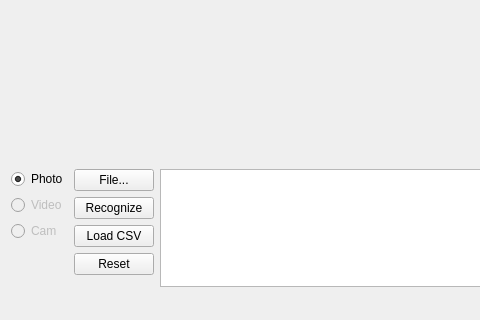
Old version of the form mainwindow.ui in the repository StLuke/Face-recognition-and-identification; both pictures show x 0 to 480 and y 117 to 437 of the 638 by 437 pixel window.
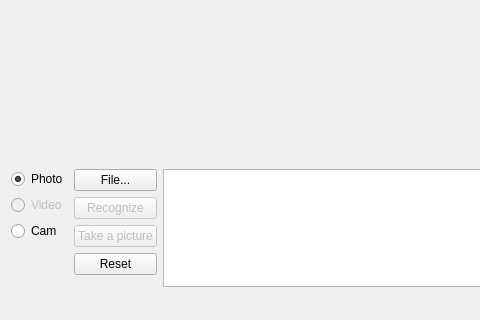
New version of the form.

Commit message:
Cam input
loading/capturing of input from camera

```diff
--- a/mainwindow.ui
+++ b/mainwindow.ui
@@ -123,7 +123,7 @@
             <item>
              <widget class="QRadioButton" name="radioButtonCam">
               <property name="enabled">
-               <bool>false</bool>
+               <bool>true</bool>
               </property>
               <property name="text">
                <string>Cam</string>
@@ -156,6 +156,9 @@
             </item>
             <item>
              <widget class="QPushButton" name="button2">
+              <property name="enabled">
+               <bool>false</bool>
+              </property>
               <property name="text">
                <string>Recognize</string>
               </property>
@@ -163,8 +166,11 @@
             </item>
             <item>
              <widget class="QPushButton" name="button3">
+              <property name="enabled">
+               <bool>false</bool>
+              </property>
               <property name="text">
-               <string>Load CSV</string>
+               <string>Take a picture</string>
               </property>
              </widget>
             </item>
```
The commit also changes 2 other files.
